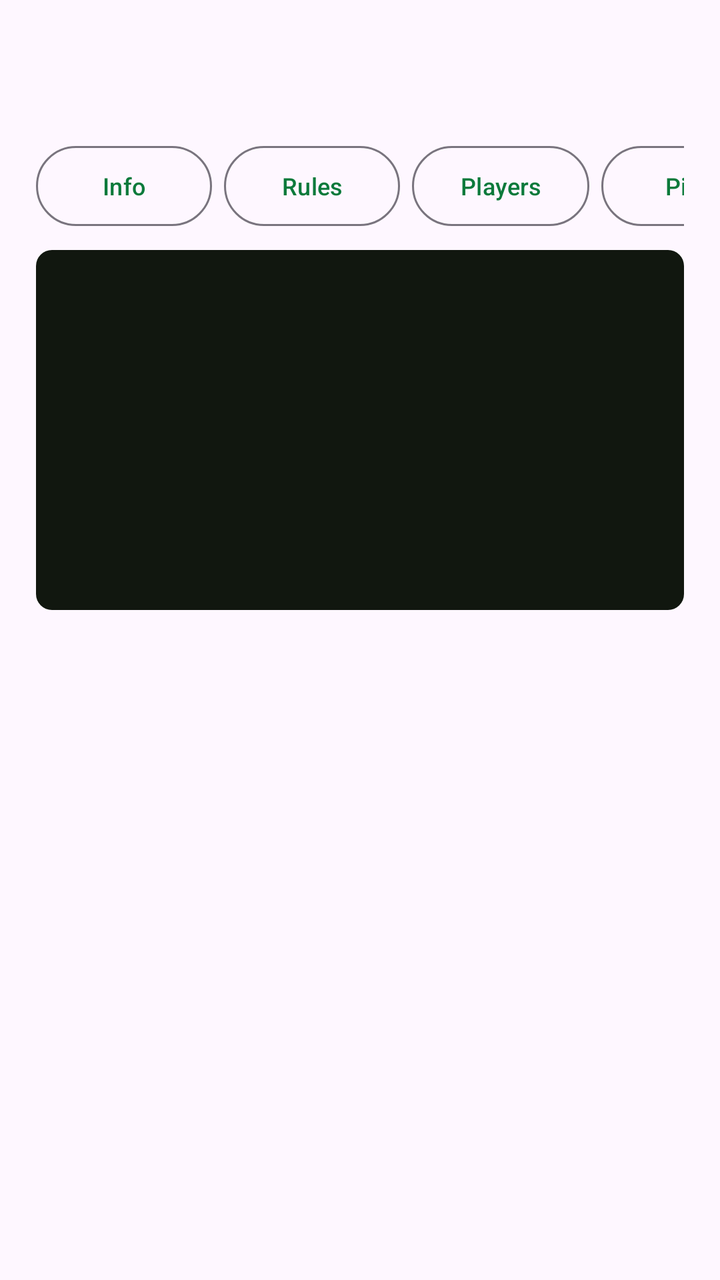
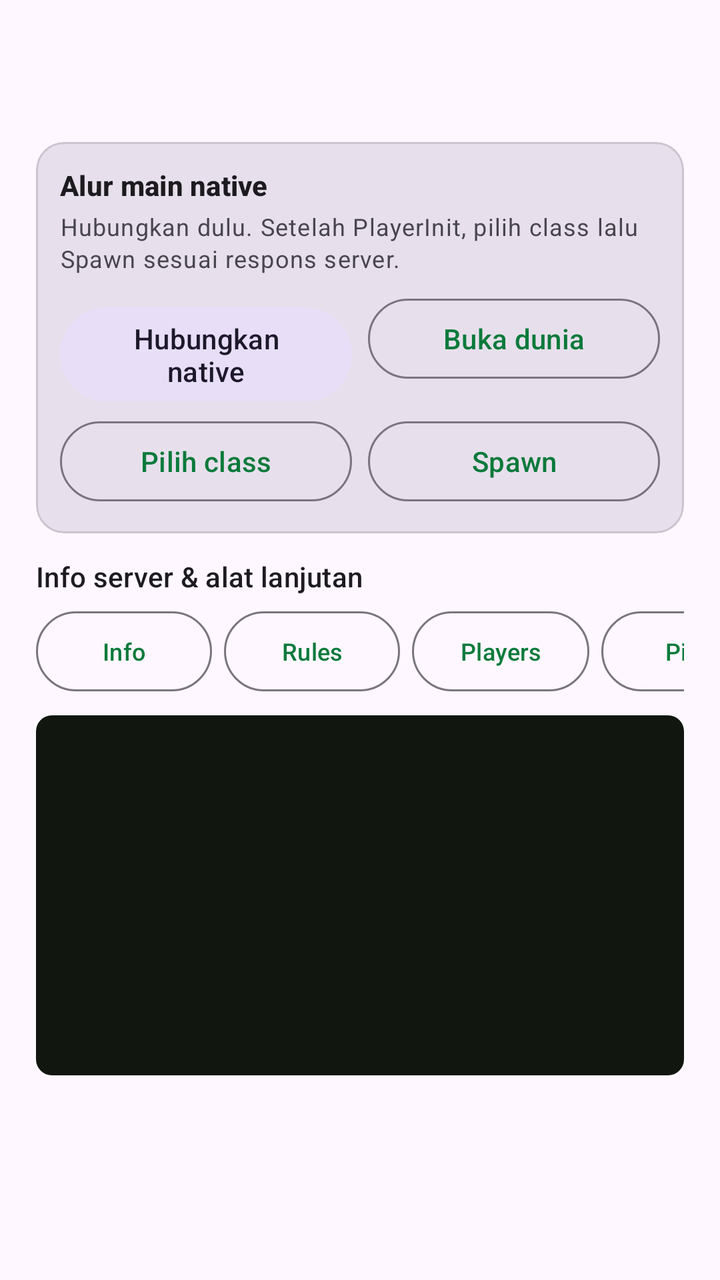

An Android layout rendered at two revisions. The XML below is the earlier revision; the diff shows what the commit changed to produce the second picture.
<!-- AndroidManifest.xml: application theme Theme.SampDroid -->
<!-- res/layout/dialog_server.xml -->
<?xml version="1.0" encoding="utf-8"?>
<LinearLayout xmlns:android="http://schemas.android.com/apk/res/android"
    android:layout_width="match_parent"
    android:layout_height="wrap_content"
    android:orientation="vertical"
    android:paddingHorizontal="18dp"
    android:paddingTop="14dp">

    <TextView
        android:id="@+id/tvHeader"
        android:layout_width="match_parent"
        android:layout_height="wrap_content"
        android:textColor="?android:attr/textColorPrimary"
        android:textSize="17sp"
        android:textStyle="bold" />

    <TextView
        android:id="@+id/tvBody"
        android:layout_width="match_parent"
        android:layout_height="wrap_content"
        android:layout_marginTop="6dp"
        android:fontFamily="monospace"
        android:textColor="?android:attr/textColorSecondary"
        android:textSize="12sp" />

    <HorizontalScrollView
        android:layout_width="match_parent"
        android:layout_height="wrap_content"
        android:layout_marginTop="10dp"
        android:scrollbars="none">

        <LinearLayout
            android:layout_width="wrap_content"
            android:layout_height="wrap_content"
            android:orientation="horizontal">

            <Button
                android:id="@+id/btnQueryInfo"
                style="?attr/materialButtonOutlinedStyle"
                android:layout_width="wrap_content"
                android:layout_height="wrap_content"
                android:text="@string/btn_info"
                android:textSize="12sp" />

            <Button
                android:id="@+id/btnRules"
                style="?attr/materialButtonOutlinedStyle"
                android:layout_width="wrap_content"
                android:layout_height="wrap_content"
                android:layout_marginStart="6dp"
                android:text="@string/btn_rules"
                android:textSize="12sp" />

            <Button
                android:id="@+id/btnPlayers"
                style="?attr/materialButtonOutlinedStyle"
                android:layout_width="wrap_content"
                android:layout_height="wrap_content"
                android:layout_marginStart="6dp"
                android:text="@string/btn_players"
                android:textSize="12sp" />

            <Button
                android:id="@+id/btnPing"
                style="?attr/materialButtonOutlinedStyle"
                android:layout_width="wrap_content"
                android:layout_height="wrap_content"
                android:layout_marginStart="6dp"
                android:text="@string/btn_ping"
                android:textSize="12sp" />

            <Button
                android:id="@+id/btnProbe"
                style="?attr/materialButtonOutlinedStyle"
                android:layout_width="wrap_content"
                android:layout_height="wrap_content"
                android:layout_marginStart="6dp"
                android:text="@string/btn_probe"
                android:textSize="12sp" />

            <Button
                android:id="@+id/btnSession"
                style="?attr/materialButtonOutlinedStyle"
                android:layout_width="wrap_content"
                android:layout_height="wrap_content"
                android:layout_marginStart="6dp"
                android:text="@string/btn_session"
                android:textSize="12sp" />

            <Button
                android:id="@+id/btnClassZero"
                style="?attr/materialButtonOutlinedStyle"
                android:layout_width="wrap_content"
                android:layout_height="wrap_content"
                android:layout_marginStart="6dp"
                android:text="@string/btn_class_zero"
                android:textSize="12sp" />

            <Button
                android:id="@+id/btnSpawn"
                style="?attr/materialButtonOutlinedStyle"
                android:layout_width="wrap_content"
                android:layout_height="wrap_content"
                android:layout_marginStart="6dp"
                android:text="@string/btn_spawn"
                android:textSize="12sp" />

            <Button
                android:id="@+id/btnControls"
                style="?attr/materialButtonOutlinedStyle"
                android:layout_width="wrap_content"
                android:layout_height="wrap_content"
                android:layout_marginStart="6dp"
                android:text="@string/btn_controls"
                android:textSize="12sp" />

            <Button
                android:id="@+id/btnChat"
                style="?attr/materialButtonOutlinedStyle"
                android:layout_width="wrap_content"
                android:layout_height="wrap_content"
                android:layout_marginStart="6dp"
                android:text="@string/btn_chat"
                android:textSize="12sp" />

            <Button
                android:id="@+id/btnWorld"
                style="?attr/materialButtonOutlinedStyle"
                android:layout_width="wrap_content"
                android:layout_height="wrap_content"
                android:layout_marginStart="6dp"
                android:text="@string/btn_world"
                android:textSize="12sp" />

            <Button
                android:id="@+id/btnSessionDisconnect"
                style="?attr/materialButtonOutlinedStyle"
                android:layout_width="wrap_content"
                android:layout_height="wrap_content"
                android:layout_marginStart="6dp"
                android:text="@string/btn_session_disconnect"
                android:textSize="12sp" />
        </LinearLayout>
    </HorizontalScrollView>

    <TextView
        android:id="@+id/tvLog"
        android:layout_width="match_parent"
        android:layout_height="180dp"
        android:layout_marginTop="8dp"
        android:background="@drawable/bg_log"
        android:fontFamily="monospace"
        android:gravity="top|start"
        android:padding="10dp"
        android:scrollbars="vertical"
        android:textColor="#B9F6CA"
        android:textSize="11sp" />
</LinearLayout>
<!-- resources referenced by this layout -->
<resources>
  <!-- drawable bg_log (drawable) -->
  <?xml version="1.0" encoding="utf-8"?>
  <shape xmlns:android="http://schemas.android.com/apk/res/android"
      android:shape="rectangle">
      <solid android:color="@color/log_bg" />
      <corners android:radius="8dp" />
  </shape>
  <string name="btn_chat">Chat native</string>
  <string name="btn_class_zero">Class 0</string>
  <string name="btn_controls">Kontrol touch</string>
  <string name="btn_info">Info</string>
  <string name="btn_ping">Ping</string>
  <string name="btn_players">Players</string>
  <string name="btn_probe">Probe RakNet</string>
  <string name="btn_rules">Rules</string>
  <string name="btn_session">Sesi native</string>
  <string name="btn_session_disconnect">Putus sesi</string>
  <string name="btn_spawn">Spawn</string>
  <string name="btn_world">Dunia native</string>
  <style name="Theme.SampDroid" parent="Theme.Material3.DayNight.NoActionBar">
          <item name="colorPrimary">@color/brand</item>
          <item name="colorPrimaryDark">@color/brand_dark</item>
          <item name="android:statusBarColor" tools:targetApi="l">@color/brand_dark</item>
      </style>
  <color name="log_bg">#11170F</color>
  <color name="brand">#0B7A3B</color>
  <color name="brand_dark">#075A2B</color>
</resources>

<!-- the commit's change to res/layout/dialog_server.xml (unified diff, before → after) -->
@@ -1,10 +1,16 @@
 <?xml version="1.0" encoding="utf-8"?>
-<LinearLayout xmlns:android="http://schemas.android.com/apk/res/android"
+<ScrollView xmlns:android="http://schemas.android.com/apk/res/android"
+    xmlns:app="http://schemas.android.com/apk/res-auto"
     android:layout_width="match_parent"
     android:layout_height="wrap_content"
-    android:orientation="vertical"
-    android:paddingHorizontal="18dp"
-    android:paddingTop="14dp">
+    android:fillViewport="false">
+
+    <LinearLayout
+        android:layout_width="match_parent"
+        android:layout_height="wrap_content"
+        android:orientation="vertical"
+        android:paddingHorizontal="18dp"
+        android:paddingTop="14dp">
 
     <TextView
         android:id="@+id/tvHeader"
@@ -23,10 +29,98 @@
         android:textColor="?android:attr/textColorSecondary"
         android:textSize="12sp" />
 
+    <com.google.android.material.card.MaterialCardView
+        android:layout_width="match_parent"
+        android:layout_height="wrap_content"
+        android:layout_marginTop="12dp"
+        app:cardBackgroundColor="?attr/colorSurfaceVariant"
+        app:cardCornerRadius="14dp"
+        app:cardElevation="0dp"
+        app:strokeColor="?attr/colorOutlineVariant"
+        app:strokeWidth="1dp">
+
+        <LinearLayout
+            android:layout_width="match_parent"
+            android:layout_height="wrap_content"
+            android:orientation="vertical"
+            android:padding="12dp">
+
+            <TextView
+                android:layout_width="match_parent"
+                android:layout_height="wrap_content"
+                android:text="Alur main native"
+                android:textAppearance="?attr/textAppearanceTitleSmall"
+                android:textStyle="bold" />
+
+            <TextView
+                android:id="@+id/tvConnectionHint"
+                android:layout_width="match_parent"
+                android:layout_height="wrap_content"
+                android:layout_marginTop="3dp"
+                android:text="Hubungkan dulu. Setelah PlayerInit, pilih class lalu Spawn sesuai respons server."
+                android:textAppearance="?attr/textAppearanceBodySmall" />
+
+            <LinearLayout
+                android:layout_width="match_parent"
+                android:layout_height="wrap_content"
+                android:layout_marginTop="8dp"
+                android:orientation="horizontal">
+
+                <com.google.android.material.button.MaterialButton
+                    android:id="@+id/btnQuickConnect"
+                    style="@style/Widget.Material3.Button.TonalButton"
+                    android:layout_width="0dp"
+                    android:layout_height="wrap_content"
+                    android:layout_weight="1"
+                    android:text="Hubungkan native" />
+
+                <com.google.android.material.button.MaterialButton
+                    android:id="@+id/btnOpenWorld"
+                    style="@style/Widget.Material3.Button.OutlinedButton"
+                    android:layout_width="0dp"
+                    android:layout_height="wrap_content"
+                    android:layout_marginStart="8dp"
+                    android:layout_weight="1"
+                    android:text="Buka dunia" />
+            </LinearLayout>
+
+            <LinearLayout
+                android:layout_width="match_parent"
+                android:layout_height="wrap_content"
+                android:layout_marginTop="6dp"
+                android:orientation="horizontal">
+
+                <com.google.android.material.button.MaterialButton
+                    android:id="@+id/btnClassZero"
+                    style="@style/Widget.Material3.Button.OutlinedButton"
+                    android:layout_width="0dp"
+                    android:layout_height="wrap_content"
+                    android:layout_weight="1"
+                    android:text="Pilih class" />
+
+                <com.google.android.material.button.MaterialButton
+                    android:id="@+id/btnSpawn"
+                    style="@style/Widget.Material3.Button.OutlinedButton"
+                    android:layout_width="0dp"
+                    android:layout_height="wrap_content"
+                    android:layout_marginStart="8dp"
+                    android:layout_weight="1"
+                    android:text="Spawn" />
+            </LinearLayout>
+        </LinearLayout>
+    </com.google.android.material.card.MaterialCardView>
+
+    <TextView
+        android:layout_width="match_parent"
+        android:layout_height="wrap_content"
+        android:layout_marginTop="12dp"
+        android:text="Info server &amp; alat lanjutan"
+        android:textAppearance="?attr/textAppearanceLabelLarge" />
+
     <HorizontalScrollView
         android:layout_width="match_parent"
         android:layout_height="wrap_content"
-        android:layout_marginTop="10dp"
+        android:layout_marginTop="4dp"
         android:scrollbars="none">
 
         <LinearLayout
@@ -85,24 +179,6 @@
                 android:layout_height="wrap_content"
                 android:layout_marginStart="6dp"
                 android:text="@string/btn_session"
-                android:textSize="12sp" />
-
-            <Button
-                android:id="@+id/btnClassZero"
-                style="?attr/materialButtonOutlinedStyle"
-                android:layout_width="wrap_content"
-                android:layout_height="wrap_content"
-                android:layout_marginStart="6dp"
-                android:text="@string/btn_class_zero"
-                android:textSize="12sp" />
-
-            <Button
-                android:id="@+id/btnSpawn"
-                style="?attr/materialButtonOutlinedStyle"
-                android:layout_width="wrap_content"
-                android:layout_height="wrap_content"
-                android:layout_marginStart="6dp"
-                android:text="@string/btn_spawn"
                 android:textSize="12sp" />
 
             <Button
@@ -155,4 +231,5 @@
         android:scrollbars="vertical"
         android:textColor="#B9F6CA"
         android:textSize="11sp" />
-</LinearLayout>
+    </LinearLayout>
+</ScrollView>
<!-- resource entries referenced after the edit -->
@@ -8,7 +8,6 @@
       <corners android:radius="8dp" />
   </shape>
   <string name="btn_chat">Chat native</string>
-  <string name="btn_class_zero">Class 0</string>
   <string name="btn_controls">Kontrol touch</string>
   <string name="btn_info">Info</string>
   <string name="btn_ping">Ping</string>
@@ -17,7 +16,6 @@
   <string name="btn_rules">Rules</string>
   <string name="btn_session">Sesi native</string>
   <string name="btn_session_disconnect">Putus sesi</string>
-  <string name="btn_spawn">Spawn</string>
   <string name="btn_world">Dunia native</string>
   <style name="Theme.SampDroid" parent="Theme.Material3.DayNight.NoActionBar">
           <item name="colorPrimary">@color/brand</item>
